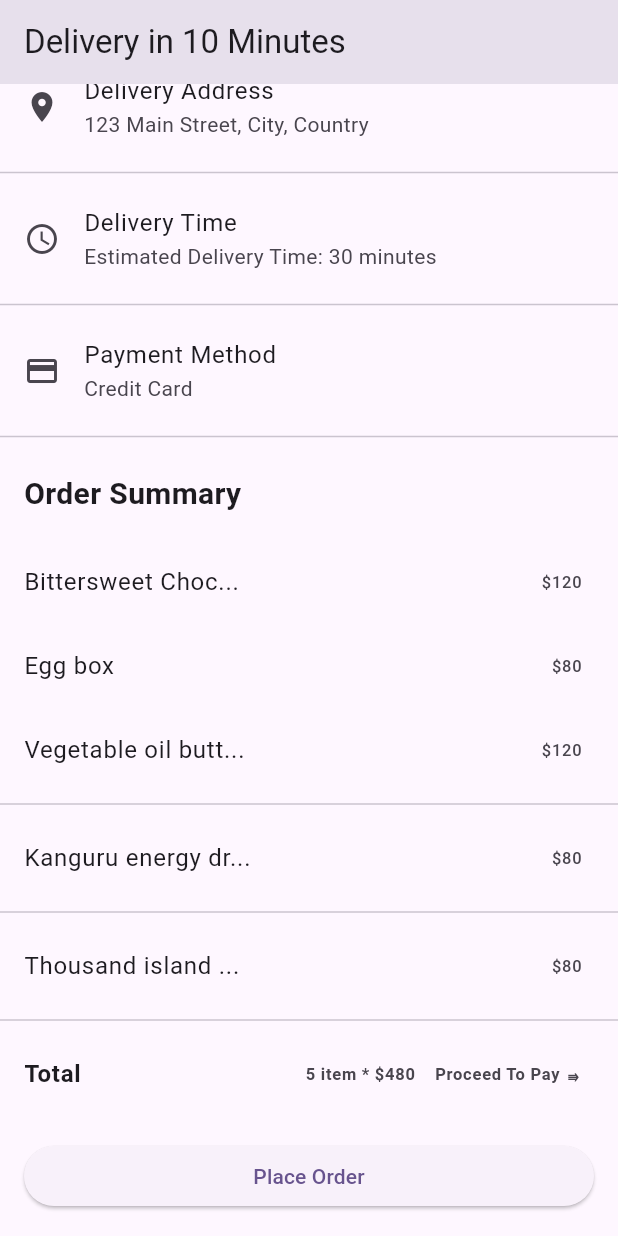
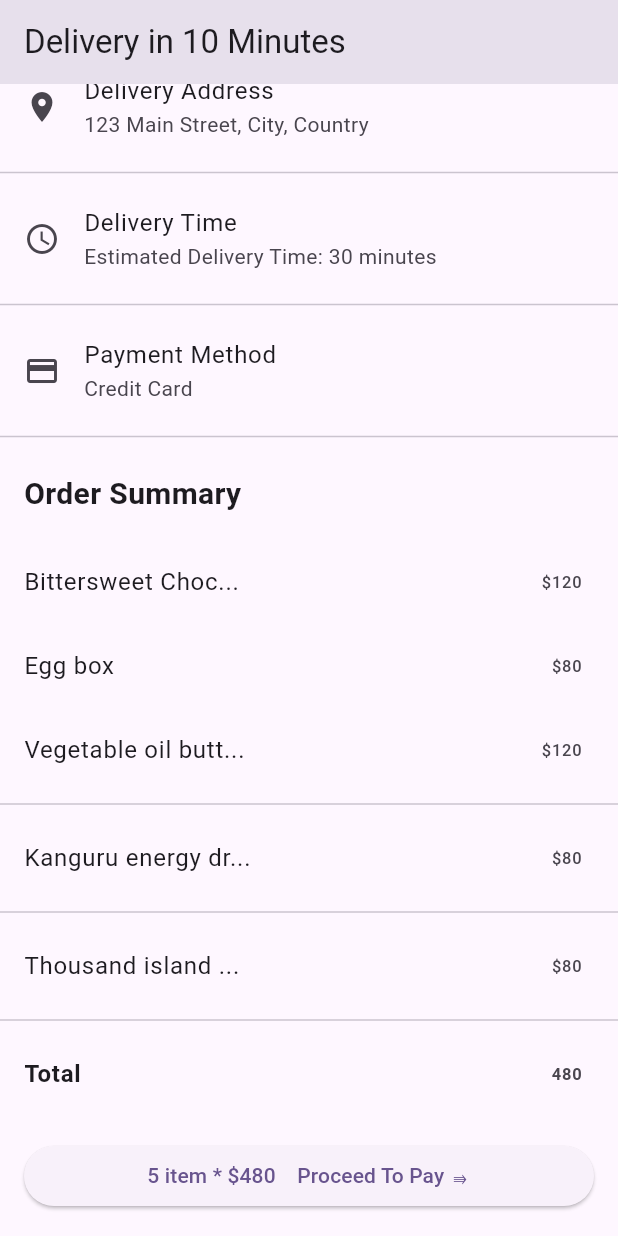
Before and after one commit to niravDESAI28/grosseryapp, a Flutter app: the DeliveryScreen screen opened directly, scrolled down 82 dp, on a phone screen of 412 x 824 dp. Run offline on Flutter 3.47's test engine with Material 3 defaults, Android fonts, the light colour scheme and no system bars; our stand-ins replace google_fonts.

Commit message:
11-03-2024

```diff
--- a/lib/deliveryscreen.dart
+++ b/lib/deliveryscreen.dart
@@ -89,7 +89,7 @@ class DeliveryScreen extends StatelessWidget {
                 ),
               ),
               trailing: Text(
-                '5 item * \$480    Proceed To Pay ⇛',
+                '480',
                 style: TextStyle(
                   fontWeight: FontWeight.bold,
                 ),
@@ -101,7 +101,8 @@ class DeliveryScreen extends StatelessWidget {
                 onPressed: () {
                   // Handle the button press, e.g., navigate to a confirmation screen
                 },
-                child: Text('Place Order'),
+
+                child: Text('5 item * \$480    Proceed To Pay ⇛'),
               ),
             ),
           ],
--- a/lib/main.dart
+++ b/lib/main.dart
@@ -38,10 +38,9 @@ class MyApp extends StatelessWidget {
       // home: ShoppingApp(),
       // home: StoreScreen(),
       // home: ShopScreen(),
-      // home: DeliveryScreen(),
+      home: DeliveryScreen(),
       // home: MapViewScreen(),
       // home: ShoppingProfilePage(),
-      home: OrderProfileScreen(),
     );
   }
 }
--- a/pubspec.yaml
+++ b/pubspec.yaml
@@ -36,6 +36,7 @@ dependencies:
   # Use with the CupertinoIcons class for iOS style icons.
   cupertino_icons: ^1.0.6
   google_fonts: ^6.1.0
+  flutter_screenutil:
 
 dev_dependencies:
   flutter_test:
```
Also changed, not shown: pubspec.lock.
